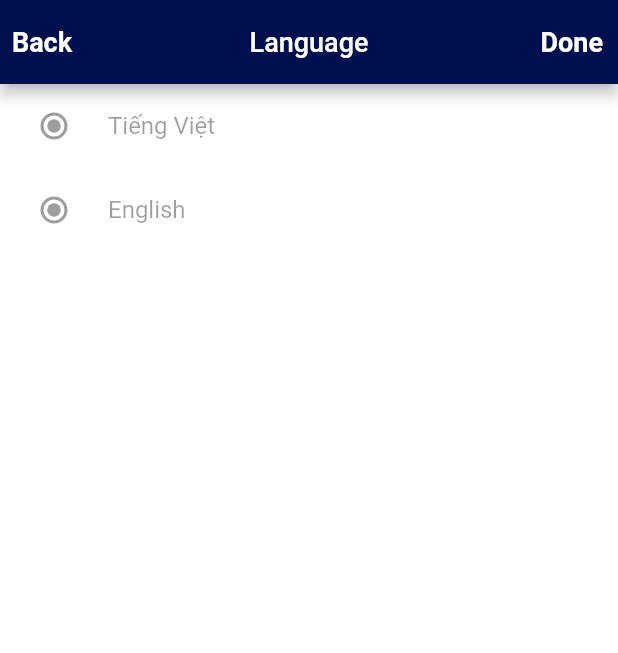
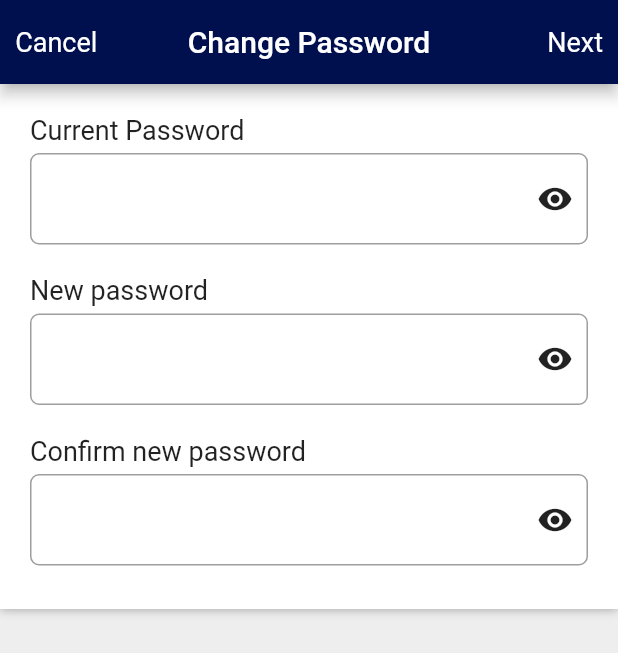
Before and after one commit to NDK1410/TNEX_Merchant, a Flutter app: the screen it shows after launch, on a phone screen of 412 x 824 dp. Shown: the top 653 px of the screen. Run offline on Flutter 3.47's test engine with Material 2 defaults, Android fonts, the phone set to English and light mode, and no system bars; our stand-ins replace flutter_icons; missing offline and left inert: fdottedline.

Commit message:
ChagePasswordScreen

```diff
--- a/lib/src/MyApp.dart
+++ b/lib/src/MyApp.dart
@@ -8,7 +8,7 @@ import 'package:tnexmerchant/src/screens/1_Onboarding/LoginScreen.dart';
 import 'package:tnexmerchant/src/screens/3_Campaign/CampaignSelectTemplate.dart';
 import 'package:tnexmerchant/src/screens/1_Onboarding/ForgotPasswordScreen.dart';
 import 'package:tnexmerchant/src/screens/1_Onboarding/IdCardDocumentTypeScreen.dart';
-import 'package:tnexmerchant/src/screens/1_Onboarding/MoreOptionScreen.dart';
+import 'package:tnexmerchant/src/screens/1_Onboarding/ChangePasswordScreen.dart';
 
 class MyApp extends StatelessWidget {
   @override
@@ -40,7 +40,7 @@ class MyApp extends StatelessWidget {
             break;
         }
       },
-      home: MoreOptionScreen(),
+      home: CHangePasswordScreen(),
     );
   }
 }
--- /dev/null
+++ b/lib/src/screens/1_Onboarding/ChangePasswordScreen.dart
@@ -0,0 +1,233 @@
+import 'package:flutter/material.dart';
+import 'package:tnexmerchant/src/helpers/MyColors.dart';
+
+class CHangePasswordScreen extends StatefulWidget {
+  @override
+  _CHangePasswordScreenState createState() => _CHangePasswordScreenState();
+}
+
+class _CHangePasswordScreenState extends State<CHangePasswordScreen> {
+  @override
+  Widget build(BuildContext context) {
+    return Scaffold(
+      appBar: AppBar(
+        title: Text(
+          "Change Password",
+          style: TextStyle(
+            color: Colors.white,
+            fontSize: 20,
+          ),
+        ),
+        backgroundColor: MyColors.brand_dark,
+        leadingWidth: 65,
+        leading: Container(
+          padding: EdgeInsets.only(left: 10),
+          child: Center(
+            child: Text(
+              "Cancel",
+              style: TextStyle(
+                color: Colors.white,
+                fontSize: 18,
+              ),
+            ),
+          ),
+        ),
+        centerTitle: true,
+        actions: [
+          Center(
+            child: Text(
+              "Next",
+              style: TextStyle(
+                color: Colors.white,
+                fontSize: 18,
+              ),
+            ),
+          ),
+          SizedBox(width: 10),
+        ],
+      ),
+      body: Stack(
+        children: <Widget>[
+          Container(
+            width: double.infinity,
+            height: double.infinity,
+            color: Colors.grey[200],
+          ),
+          Container(
+            decoration: BoxDecoration(color: Colors.white, boxShadow: [
+              BoxShadow(
+                color: Colors.grey,
+                blurRadius: 5.0,
+              ),
+            ]),
+            width: double.infinity,
+            height: 350,
+            child: Column(
+              children: <Widget>[
+                Padding(
+                  padding: EdgeInsets.symmetric(horizontal: 20),
+                  child: Column(
+                    crossAxisAlignment: CrossAxisAlignment.start,
+                    children: <Widget>[
+                      SizedBox(height: 20),
+                      Text(
+                        "Current Password",
+                        style: TextStyle(
+                          fontSize: 18,
+                          color: Colors.black87,
+                        ),
+                      ),
+                      SizedBox(height: 5),
+                      Stack(
+                        alignment: AlignmentDirectional.centerEnd,
+                        children: <Widget>[
+                          TextField(
+                            style: TextStyle(
+                              fontSize: 18,
+                              color: MyColors.textPrimary,
+                            ),
+                            decoration: InputDecoration(
+                              focusedBorder: OutlineInputBorder(
+                                borderRadius:
+                                    BorderRadius.all(Radius.circular(6.0)),
+                                borderSide: BorderSide(color: Colors.blue),
+                              ),
+                              enabledBorder: OutlineInputBorder(
+                                borderRadius:
+                                    BorderRadius.all(Radius.circular(6.0)),
+                                borderSide: BorderSide(color: Colors.grey),
+                              ),
+                            ),
+                          ),
+                          GestureDetector(
+                            // onTap: onToggleShowPass,
+                            child: Padding(
+                              padding: EdgeInsets.only(right: 10),
+                              child: Icon(
+                                Icons.remove_red_eye,
+                                // color: _showPass
+                                //     ? MyColors.brand_dark
+                                //     : Colors.grey[400],
+                                size: 24.0,
+                              ),
+                            ),
+                          ),
+                        ],
+                      ),
+                    ],
+                  ),
+                ),
+                Padding(
+                  padding: EdgeInsets.symmetric(horizontal: 20),
+                  child: Column(
+                    crossAxisAlignment: CrossAxisAlignment.start,
+                    children: <Widget>[
+                      SizedBox(height: 20),
+                      Text(
+                        "New password",
+                        style: TextStyle(
+                          fontSize: 18,
+                          color: Colors.black87,
+                        ),
+                      ),
+                      SizedBox(height: 5),
+                      Stack(
+                        alignment: AlignmentDirectional.centerEnd,
+                        children: <Widget>[
+                          TextField(
+                            style: TextStyle(
+                              fontSize: 18,
+                              color: MyColors.textPrimary,
+                            ),
+                            decoration: InputDecoration(
+                              focusedBorder: OutlineInputBorder(
+                                borderRadius:
+                                    BorderRadius.all(Radius.circular(6.0)),
+                                borderSide: BorderSide(color: Colors.blue),
+                              ),
+                              enabledBorder: OutlineInputBorder(
+                                borderRadius:
+                                    BorderRadius.all(Radius.circular(6.0)),
+                                borderSide: BorderSide(color: Colors.grey),
+                              ),
+                            ),
+                          ),
+                          GestureDetector(
+                            // onTap: onToggleShowPass,
+                            child: Padding(
+                              padding: EdgeInsets.only(right: 10),
+                              child: Icon(
+                                Icons.remove_red_eye,
+                                // color: _showPass
+                                //     ? MyColors.brand_dark
+                                //     : Colors.grey[400],
+                                size: 24.0,
+                              ),
+                            ),
+                          ),
+                        ],
+                      ),
+                    ],
+                  ),
+                ),
+                Padding(
+                  padding: EdgeInsets.symmetric(horizontal: 20),
+                  child: Column(
+                    crossAxisAlignment: CrossAxisAlignment.start,
+                    children: <Widget>[
+                      SizedBox(height: 20),
+                      Text(
+                        "Confirm new password",
+                        style: TextStyle(
+                          fontSize: 18,
+                          color: Colors.black87,
+                        ),
+                      ),
+                      SizedBox(height: 5),
+                      Stack(
+                        alignment: AlignmentDirectional.centerEnd,
+                        children: <Widget>[
+                          TextField(
+                            style: TextStyle(
+                              fontSize: 18,
+                              color: MyColors.textPrimary,
+                            ),
+                            decoration: InputDecoration(
+                              focusedBorder: OutlineInputBorder(
+                                borderRadius:
+                                    BorderRadius.all(Radius.circular(6.0)),
+                                borderSide: BorderSide(color: Colors.blue),
+                              ),
+                              enabledBorder: OutlineInputBorder(
+                                borderRadius:
+                                    BorderRadius.all(Radius.circular(6.0)),
+                                borderSide: BorderSide(color: Colors.grey),
+                              ),
+                            ),
+                          ),
+                          GestureDetector(
+                            // onTap: onToggleShowPass,
+                            child: Padding(
+                              padding: EdgeInsets.only(right: 10),
+                              child: Icon(
+                                Icons.remove_red_eye,
+                                // color: _showPass
+                                //     ? MyColors.brand_dark
+                                //     : Colors.grey[400],
+                                size: 24.0,
+                              ),
+                            ),
+                          ),
+                        ],
+                      ),
+                    ],
+                  ),
+                ),
+              ],
+            ),
+          ),
+        ],
+      ),
+    );
+  }
+}
```
